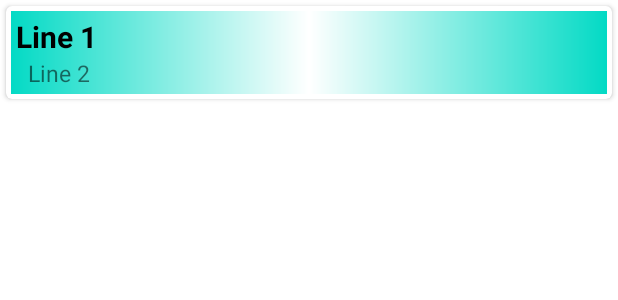
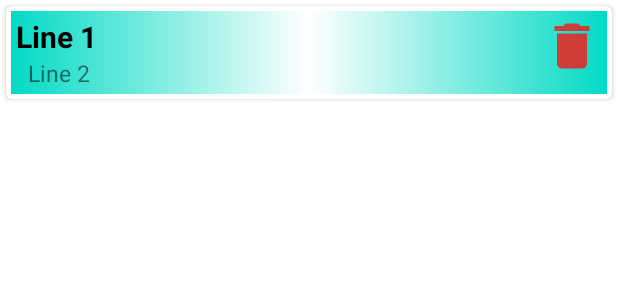
Before and after one commit to babamyrat/To-Do-List, an Android app: the layout example_item.xml on its own in the app's theme, with its tools: preview values and no code run, on a phone screen of 412 x 824 dp. Shown: the top 300 px of the screen. Run offline under Robolectric (Android 15) with nearby library versions, the phone set to English and light mode, and no system bars.

Commit message:
delete_code

```diff
--- a/app/src/main/java/com/example/to_do_list/ExampleItem.java
+++ b/app/src/main/java/com/example/to_do_list/ExampleItem.java
@@ -23,7 +23,10 @@ public class ExampleItem implements Parcelable {
         mImageResource = in.readString();
         mLine1 = in.readString();
         mLine2 = in.readString();
+
     }
+
+
 
     public static final Parcelable.Creator<ExampleItem> CREATOR = new Creator<ExampleItem>() {
         @Override
--- /dev/null
+++ b/app/src/main/res/drawable/ic_delete.xml
@@ -0,0 +1,5 @@
+<vector android:alpha="0.8" android:height="24dp" android:tint="#FC1414"
+    android:viewportHeight="24" android:viewportWidth="24"
+    android:width="24dp" xmlns:android="http://schemas.android.com/apk/res/android">
+    <path android:fillColor="@android:color/white" android:pathData="M6,19c0,1.1 0.9,2 2,2h8c1.1,0 2,-0.9 2,-2V7H6v12zM19,4h-3.5l-1,-1h-5l-1,1H5v2h14V4z"/>
+</vector>
--- a/app/src/main/res/layout/example_item.xml
+++ b/app/src/main/res/layout/example_item.xml
@@ -5,12 +5,13 @@
     xmlns:app="http://schemas.android.com/apk/res-auto"
     android:layout_margin="4dp"
     app:cardCornerRadius="4dp">
-    <RelativeLayout
+        <RelativeLayout
         android:layout_width="match_parent"
         android:layout_height="match_parent"
         android:background="@drawable/background_color_02"
         android:padding="3dp"
         android:layout_margin="3dp">
+
         <TextView
             android:id="@+id/textview_line1"
             android:layout_width="wrap_content"
@@ -19,6 +20,7 @@
             android:textColor="@android:color/black"
             android:textSize="20sp"
             android:textStyle="bold" />
+
         <TextView
             android:id="@+id/textview_line_2"
             android:layout_width="wrap_content"
@@ -28,6 +30,16 @@
             android:text="Line 2"
             android:maxLength="35"
             android:textSize="15sp" />
+
+        <ImageView
+            android:id="@+id/image_delete"
+            android:layout_width="40dp"
+            android:layout_height="40dp"
+            android:layout_alignParentTop="true"
+            android:layout_alignParentEnd="true"
+            android:layout_marginTop="0dp"
+            android:layout_marginEnd="0dp"
+            android:src="@drawable/ic_delete" />
     </RelativeLayout>
 
 </androidx.cardview.widget.CardView>
```
Also changed, not shown: app/src/main/java/com/example/to_do_list/ExampleAdapter.java (+16 -1 lines), app/src/main/java/com/example/to_do_list/MainActivity.java (+21 -1 lines), app/src/main/java/com/example/to_do_list/MainActivity2.java (+9 -3 lines), app/src/main/java/com/example/to_do_list/MainActivity3.java (+15 -3 lines).
